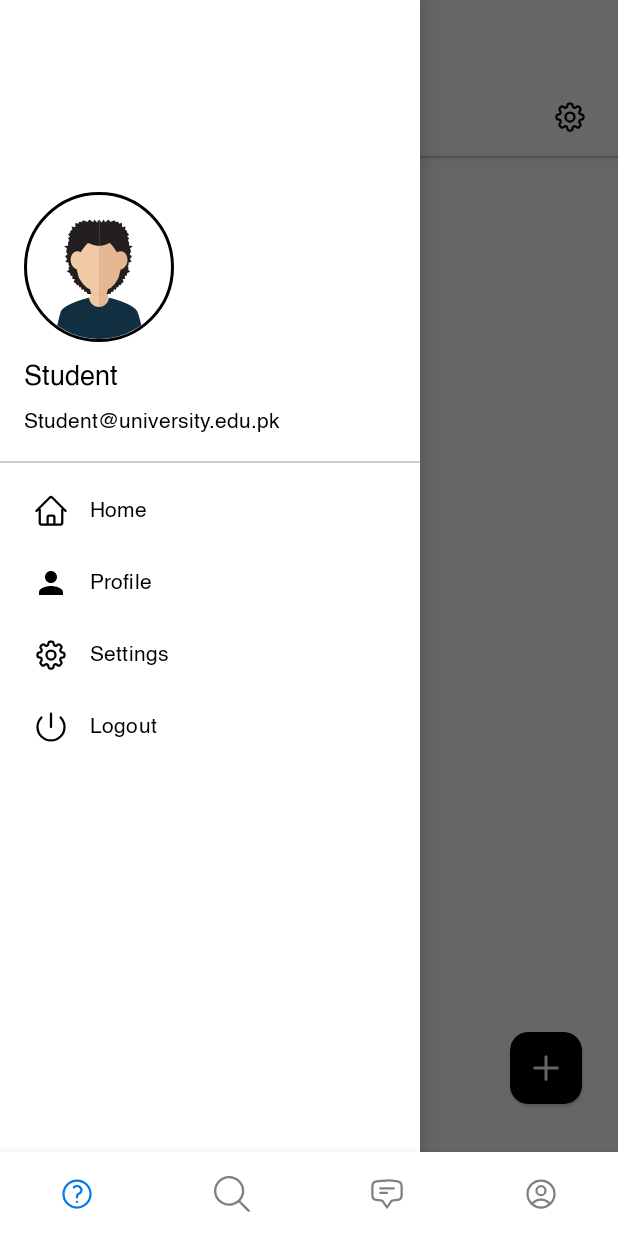
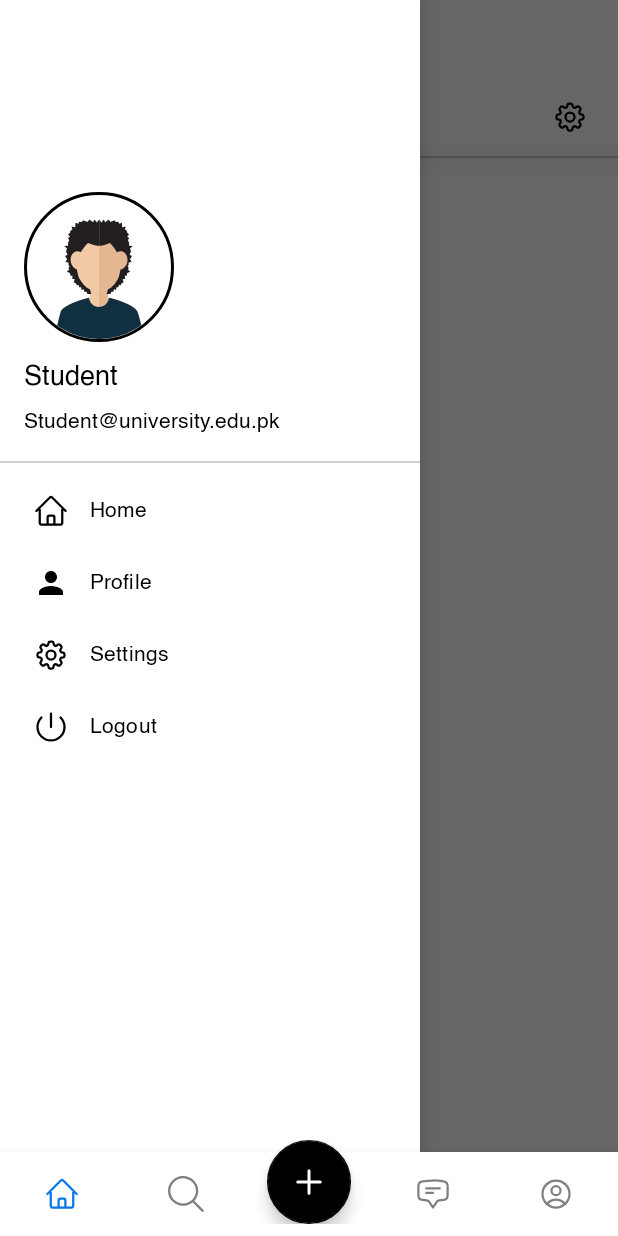
Before and after one commit to MuneebAbro/UNIVerse-A-Social-Media-App, an Android app: the MainActivity screen opened directly, with no data from a screen before it, in the side drawer, after a tap on "Profile", on a phone screen of 412 x 824 dp. Run offline under Robolectric (Android 15) with nearby library versions, the phone set to English and light mode, and no system bars; our stand-ins replace CircleImageView, Firebase (no records; nobody signed in at launch, a user with empty details on screens opened directly), Picasso, navigation-ui; libraries missing offline, so code that uses them is left out: com.github.marlonlom.utilities; 1 statement that could not run was skipped.

Commit message:
bottom nav bar updated

```diff
--- a/app/src/main/java/com/example/universe/MainActivity.kt
+++ b/app/src/main/java/com/example/universe/MainActivity.kt
@@ -1,5 +1,6 @@
 package com.example.universe
 
+import android.content.Intent
 import android.os.Bundle
 import androidx.activity.enableEdgeToEdge
 import androidx.activity.viewModels
@@ -9,6 +10,7 @@ import androidx.navigation.ui.setupWithNavController
 import com.example.universe.databinding.ActivityMainBinding
 import com.example.universe.model.SharedViewModel
 import com.example.universe.model.User
+import com.example.universe.ui.post.NewPostActivity
 import com.example.universe.utils.USER_NODE
 import com.google.android.material.bottomnavigation.BottomNavigationView
 import com.google.firebase.auth.FirebaseAuth
@@ -24,6 +26,10 @@ class MainActivity : AppCompatActivity() {
         binding = ActivityMainBinding.inflate(layoutInflater)
         setContentView(binding.root)
         enableEdgeToEdge()
+        binding.fab.setOnClickListener {
+            val intent = Intent(this, NewPostActivity::class.java)
+            startActivity(intent)
+        }
 
         val navHostFragment =
             supportFragmentManager.findFragmentById(R.id.nav_host_fragment_activity_main) as NavHostFragment
--- a/app/src/main/java/com/example/universe/ui/post/PostFragment.kt
+++ b/app/src/main/java/com/example/universe/ui/post/PostFragment.kt
@@ -74,11 +74,6 @@ class PostFragment : Fragment(), NavigationView.OnNavigationItemSelectedListener
         // Load image directly from SharedPreferences as a fallback
         loadImageFromPrefs()
 
-        // Handle FAB click for creating a new post
-        binding.fabPost.setOnClickListener {
-            val intent = Intent(context, NewPostActivity::class.java)
-            startActivity(intent)
-        }
 
         binding.PostSettings.setOnClickListener {
             val intent = Intent(requireContext(), SettingsActivity::class.java)
--- a/app/src/main/res/layout/activity_main.xml
+++ b/app/src/main/res/layout/activity_main.xml
@@ -1,31 +1,12 @@
 <?xml version="1.0" encoding="utf-8"?>
-<androidx.constraintlayout.widget.ConstraintLayout xmlns:android="http://schemas.android.com/apk/res/android"
+<androidx.coordinatorlayout.widget.CoordinatorLayout xmlns:android="http://schemas.android.com/apk/res/android"
     xmlns:app="http://schemas.android.com/apk/res-auto"
     android:id="@+id/container"
     android:layout_width="match_parent"
     android:layout_height="match_parent"
-    android:background="@color/bkg"
-    >
+    android:background="@color/bkg">
 
-
-
-        <com.google.android.material.bottomnavigation.BottomNavigationView
-            android:id="@+id/nav_view"
-            android:layout_width="0dp"
-            android:layout_height="wrap_content"
-            android:layout_marginStart="0dp"
-            android:layout_marginEnd="0dp"
-            app:labelVisibilityMode="unlabeled"
-            app:itemRippleColor="@android:color/transparent"
-            app:itemIconTint="@color/color_selector"
-            app:backgroundTint="@color/bkg"
-            android:elevation="4dp"
-            android:background="?android:attr/windowBackground"
-            app:layout_constraintBottom_toBottomOf="parent"
-            app:layout_constraintLeft_toLeftOf="parent"
-            app:layout_constraintRight_toRightOf="parent"
-            app:menu="@menu/bottom_nav_menu" />
-
+    <!-- Fragment container for navigation -->
     <androidx.fragment.app.FragmentContainerView
         android:id="@+id/nav_host_fragment_activity_main"
         android:name="androidx.navigation.fragment.NavHostFragment"
@@ -38,4 +19,39 @@
         app:layout_constraintLeft_toLeftOf="parent"
         app:layout_constraintRight_toRightOf="parent" />
 
-    </androidx.constraintlayout.widget.ConstraintLayout>
+
+
+    <!-- BottomNavigationView at the bottom of the screen -->
+    <com.google.android.material.bottomnavigation.BottomNavigationView
+        android:id="@+id/nav_view"
+        android:layout_width="match_parent"
+        android:layout_height="wrap_content"
+        app:labelVisibilityMode="unlabeled"
+        app:itemIconTint="@color/color_selector"
+        android:layout_gravity="bottom"
+        android:background="@color/bkg"
+        app:menu="@menu/bottom_nav_menu" />
+
+        <!-- FrameLayout to center the FAB inside the BottomNavigationView -->
+        <FrameLayout
+            android:id="@+id/fab_container"
+            android:layout_width="match_parent"
+            android:layout_gravity="bottom"
+            android:elevation="9dp"
+            android:layout_marginBottom="8dp"
+            android:layout_height="wrap_content">
+
+            <!-- Floating Action Button (FAB) inside the BottomNavigationView -->
+            <com.google.android.material.floatingactionbutton.FloatingActionButton
+                android:id="@+id/fab_center"
+                android:layout_width="wrap_content"
+                android:layout_height="match_parent"
+                android:layout_gravity="center"
+                android:foregroundGravity="center"
+                android:contentDescription="add btn"
+                android:src="@drawable/plus"
+                app:backgroundTint="@color/adaptive_black"
+                app:tint="@color/adaptive_white" />
+
+        </FrameLayout>
+    </androidx.coordinatorlayout.widget.CoordinatorLayout>
--- a/app/src/main/res/layout/fragment_post.xml
+++ b/app/src/main/res/layout/fragment_post.xml
@@ -90,25 +90,6 @@
             app:layout_constraintStart_toStartOf="parent"
             app:layout_constraintEnd_toEndOf="parent" />
 
-        <com.google.android.material.card.MaterialCardView
-            android:id="@+id/fabPost"
-            android:layout_width="wrap_content"
-            android:layout_height="wrap_content"
-            android:backgroundTint="@color/adaptive_black"
-            android:src="@drawable/plus"
-            app:cardCornerRadius="12dp"
-            android:layout_marginBottom="32dp"
-            android:layout_marginEnd="24dp"
-            app:layout_constraintBottom_toBottomOf="parent"
-            app:layout_constraintEnd_toEndOf="parent">
-
-            <ImageView
-                android:layout_width="wrap_content"
-                android:layout_height="match_parent"
-                android:layout_margin="12dp"
-                android:src="@drawable/plus"
-                app:tint="@color/adaptive_white" />
-        </com.google.android.material.card.MaterialCardView>
 
         <androidx.recyclerview.widget.RecyclerView
             android:id="@+id/recyclerViewPost"
--- a/app/src/main/res/menu/bottom_nav_menu.xml
+++ b/app/src/main/res/menu/bottom_nav_menu.xml
@@ -3,13 +3,17 @@
 
     <item
         android:id="@+id/navigation_post"
-        android:icon="@drawable/qna"
+        android:icon="@drawable/home"
         android:title="@string/post" />
 
     <item
         android:id="@+id/navigation_search"
         android:icon="@drawable/search"
         android:title="@string/search" />
+
+    <item
+        android:id="@+id/placeholder"
+        android:title="" />
 
     <item
         android:id="@+id/navigation_messages"
```
Lines whose indentation alone changed are shown as unchanged.
